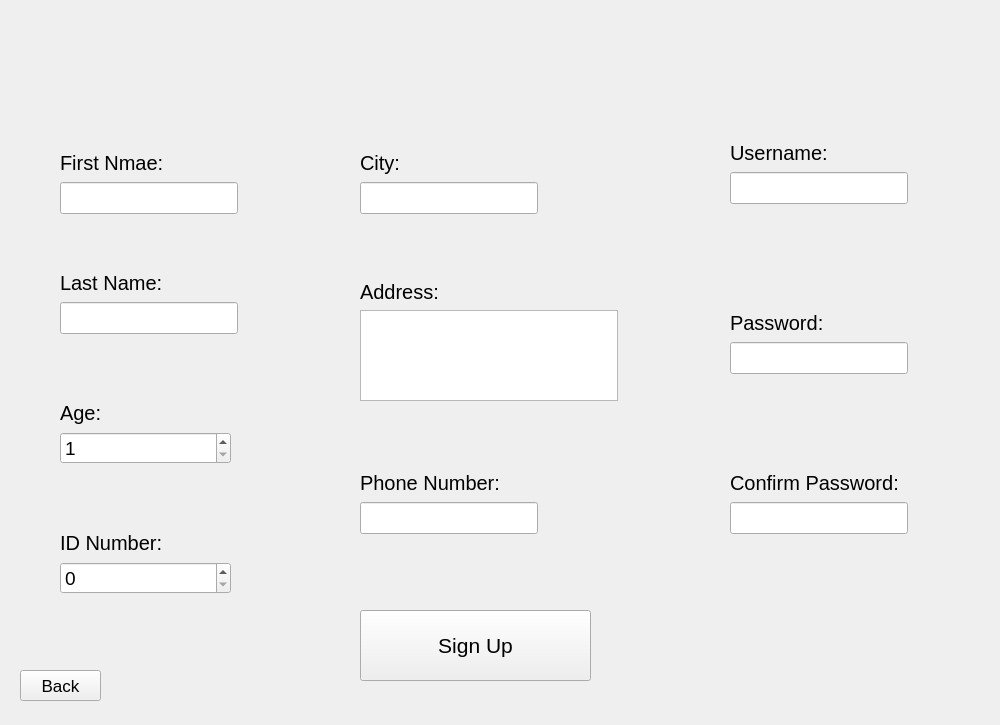
NimaMousavian/FBT-Market-Management-Application, file source/sign_up_page.ui: the form before one commit.
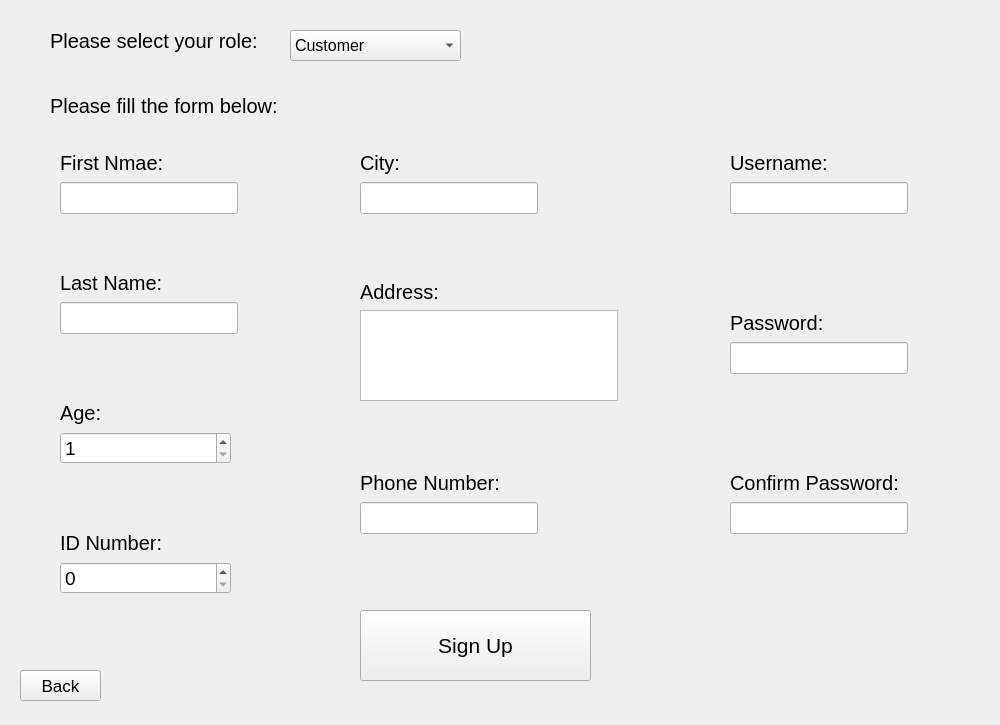
The form after the commit.

Commit message: employee signup added

The edit to the form file:
```diff
--- a/source/sign_up_page.ui
+++ b/source/sign_up_page.ui
@@ -197,7 +197,7 @@
    <property name="geometry">
     <rect>
      <x>730</x>
-     <y>140</y>
+     <y>150</y>
      <width>178</width>
      <height>64</height>
     </rect>
@@ -397,6 +397,67 @@
     </item>
    </layout>
   </widget>
+  <widget class="QLabel" name="label_11">
+   <property name="geometry">
+    <rect>
+     <x>50</x>
+     <y>20</y>
+     <width>231</width>
+     <height>41</height>
+    </rect>
+   </property>
+   <property name="font">
+    <font>
+     <pointsize>15</pointsize>
+    </font>
+   </property>
+   <property name="text">
+    <string>Please select your role: </string>
+   </property>
+  </widget>
+  <widget class="QComboBox" name="comboBox">
+   <property name="geometry">
+    <rect>
+     <x>290</x>
+     <y>30</y>
+     <width>171</width>
+     <height>31</height>
+    </rect>
+   </property>
+   <property name="font">
+    <font>
+     <pointsize>12</pointsize>
+    </font>
+   </property>
+   <item>
+    <property name="text">
+     <string>Customer</string>
+    </property>
+   </item>
+   <item>
+    <property name="text">
+     <string>Employee</string>
+    </property>
+   </item>
+  </widget>
+  <widget class="QLabel" name="label_12">
+   <property name="geometry">
+    <rect>
+     <x>50</x>
+     <y>90</y>
+     <width>251</width>
+     <height>31</height>
+    </rect>
+   </property>
+   <property name="font">
+    <font>
+     <pointsize>15</pointsize>
+    </font>
+   </property>
+   <property name="text">
+    <string>Please fill the form below:</string>
+   </property>
+  </widget>
  </widget>
  <resources/>
  <connections/>
```
The commit also changes 2 other files.
